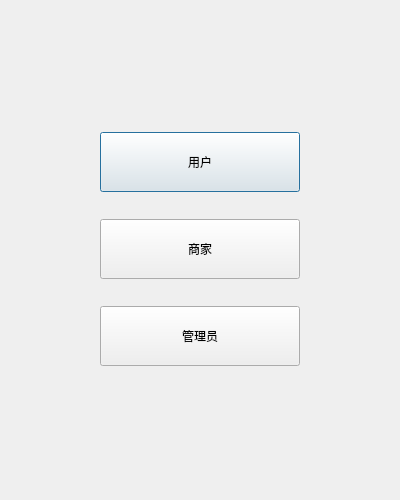
Qt form client/begindialog.ui (KBchulan/HungerYet) before a commit.
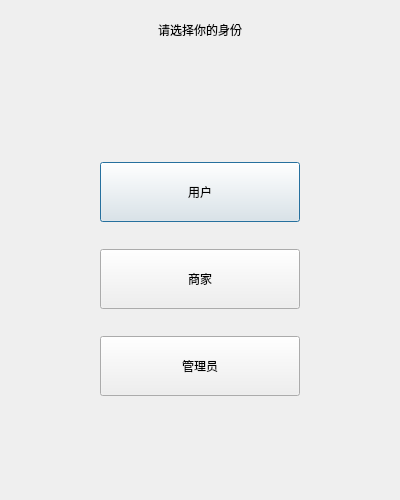
The same form after that commit.

Patch:
```diff
--- a/client/begindialog.ui
+++ b/client/begindialog.ui
@@ -13,6 +13,51 @@
   <property name="windowTitle">
    <string>欢迎使用</string>
   </property>
+  <layout class="QVBoxLayout" name="mainLayout">
+   <property name="spacing">
+    <number>0</number>
+   </property>
+   <property name="leftMargin">
+    <number>0</number>
+   </property>
+   <property name="topMargin">
+    <number>0</number>
+   </property>
+   <property name="rightMargin">
+    <number>0</number>
+   </property>
+   <property name="bottomMargin">
+    <number>0</number>
+   </property>
+   <item>
+    <widget class="QWidget" name="topBar" native="true">
+     <property name="minimumSize">
+      <size>
+       <width>0</width>
+       <height>60</height>
+      </size>
+     </property>
+     <property name="maximumSize">
+      <size>
+       <width>16777215</width>
+       <height>60</height>
+      </size>
+     </property>
+     <layout class="QHBoxLayout" name="horizontalLayout">
+      <item>
+       <widget class="QLabel" name="titleLabel">
+        <property name="text">
+         <string>请选择你的身份</string>
+        </property>
+        <property name="alignment">
+         <set>Qt::AlignCenter</set>
+        </property>
+       </widget>
+      </item>
+     </layout>
+    </widget>
+   </item>
+   <item>
   <layout class="QVBoxLayout" name="verticalLayout">
    <property name="spacing">
     <number>20</number>
@@ -123,6 +168,8 @@
       </size>
      </property>
     </spacer>
+     </item>
+    </layout>
    </item>
   </layout>
  </widget>
```
Left out of the diff: 2 changed lines with no effect on the pictures. Lines whose indentation alone changed are shown as unchanged.
